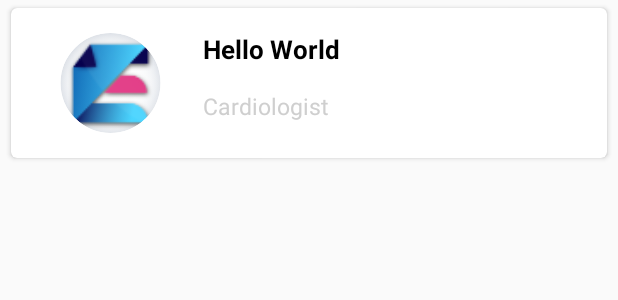
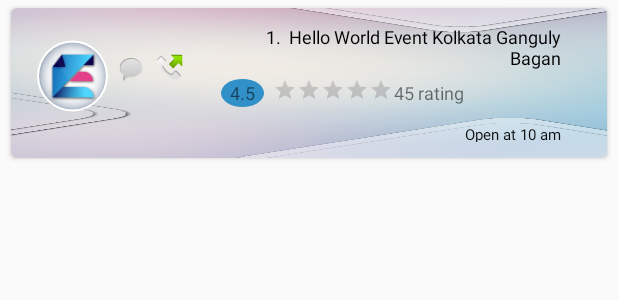
Before and after one commit to sdappz/evntlog, an Android app: the layout partner_adapter.xml on its own in the app's theme, with its tools: preview values and no code run, on a phone screen of 412 x 824 dp. Shown: the top 300 px of the screen. Run offline under Robolectric (Android 15) with nearby library versions, the light colour scheme and no system bars.

Commit message:
Update by SD

```diff
--- a/app/src/main/java/com/swagger/app/adapter/PartnerAdapter.java
+++ b/app/src/main/java/com/swagger/app/adapter/PartnerAdapter.java
@@ -8,6 +8,7 @@ import android.view.View;
 import android.view.ViewGroup;
 import android.widget.ImageView;
 import android.widget.LinearLayout;
+import android.widget.RelativeLayout;
 import android.widget.TextView;
 import android.widget.Toast;
 
@@ -54,7 +55,6 @@ public class PartnerAdapter extends RecyclerView.Adapter<PartnerAdapter.Recycler
                 Intent i = new Intent(ctx, PartnerDetailsActivity.class);
                 i.putExtra("partnerName", pModel.getPartnerName());
                 i.putExtra("partnerService", pModel.getServiceName());
-                sharedPreferenceClass = new SharedPreferenceClass(ctx);
                 i.putExtra("id",pModel.getId());
                 ctx.startActivity(i);
             }
@@ -70,7 +70,7 @@ public class PartnerAdapter extends RecyclerView.Adapter<PartnerAdapter.Recycler
         TextView partnerName;
         ImageView imgPartner;
         TextView serviceName;
-        LinearLayout containerlayout;
+        RelativeLayout containerlayout;
 
 
         public RecyclerViewHolder(View itemView) {
--- a/app/src/main/res/drawable-v24/drawable_circle_theme_blue.xml
+++ b/app/src/main/res/drawable-v24/drawable_circle_theme_blue.xml
@@ -1,7 +1,12 @@
 <?xml version="1.0" encoding="utf-8"?>
-<shape xmlns:android="http://schemas.android.com/apk/res/android" android:shape="oval">
-    <gradient
-        android:startColor="@color/sky"
-        android:endColor="@color/sky"
-        android:angle="180" />
+
+<shape xmlns:android="http://schemas.android.com/apk/res/android"
+    android:shape="oval">
+    <solid android:color="@color/sky" />
+    <stroke
+        android:width="1dp"
+        android:color="@android:color/transparent" />
+    <size
+        android:width="30dp"
+        android:height="30dp" />
 </shape>
--- /dev/null
+++ b/app/src/main/res/drawable/round_edged_shape.xml
@@ -0,0 +1,4 @@
+<?xml version="1.0" encoding="utf-8"?>
+<selector xmlns:android="http://schemas.android.com/apk/res/android">
+
+</selector>
--- a/app/src/main/res/layout/partner_adapter.xml
+++ b/app/src/main/res/layout/partner_adapter.xml
@@ -8,32 +8,60 @@
     android:layout_marginLeft="7dp"
     android:layout_marginRight="7dp"
     android:layout_marginTop="5dp"
-    android:background="@color/white"
     card_view:cardCornerRadius="4dp">
 
-    <LinearLayout
+    <RelativeLayout
         android:id="@+id/containerLayout"
         android:layout_width="match_parent"
-        android:layout_height="wrap_content"
+        android:layout_height="100dp"
+        android:background="@mipmap/background"
+        android:padding="5dp">
+
+        <LinearLayout
+            android:id="@+id/picLayout"
+            android:layout_width="wrap_content"
+            android:layout_height="match_parent"
+            android:layout_alignParentLeft="true"
             android:orientation="horizontal"
             android:padding="10dp"
-        android:weightSum="10">
+            android:weightSum="4">
 
             <de.hdodenhof.circleimageview.CircleImageView
                 android:id="@+id/partnerImage"
                 android:layout_width="0dp"
-            android:layout_height="80dp"
-            android:layout_gravity="right"
-            android:layout_weight="3"
-            android:padding="5dp"
+                android:layout_height="60dp"
+                android:layout_weight="2"
+                android:padding="2dp"
                 android:src="@mipmap/logo"
                 app:civ_border_color="#FFFFFF"
                 app:civ_border_width="1dp" />
 
+            <ImageView
+                android:layout_width="0dp"
+                android:layout_height="20dp"
+                android:layout_marginTop="15dp"
+                android:layout_weight="1"
+                android:adjustViewBounds="true"
+                android:scaleType="centerInside"
+                android:src="@android:drawable/sym_action_chat" />
+
+            <ImageView
+                android:layout_width="0dp"
+                android:layout_height="20dp"
+                android:layout_marginTop="15dp"
+                android:layout_weight="1"
+                android:adjustViewBounds="true"
+                android:scaleType="centerInside"
+                android:src="@android:drawable/sym_call_outgoing" />
+
+
+        </LinearLayout>
+
         <LinearLayout
-            android:layout_width="0dp"
-            android:layout_height="wrap_content"
-            android:layout_weight="7"
+            android:layout_width="wrap_content"
+            android:layout_height="match_parent"
+            android:layout_alignParentRight="true"
+            android:layout_toRightOf="@+id/picLayout"
             android:orientation="vertical"
             android:padding="5dp">
 
@@ -41,31 +69,65 @@
                 android:id="@+id/partnerNameTxt"
                 android:layout_width="wrap_content"
                 android:layout_height="wrap_content"
-                android:text="Hello World"
+                android:gravity="end"
+                android:paddingRight="20dp"
+                android:singleLine="false"
+                android:text="1.  Hello World Event Kolkata Ganguly Bagan"
                 android:textColor="#000000"
-                android:textSize="17sp"
-                android:textStyle="bold" />
+                android:textSize="12sp" />
+
+            <LinearLayout
+                android:layout_width="wrap_content"
+                android:layout_height="wrap_content"
+                android:orientation="horizontal"
+                android:padding="5dp"
+                android:weightSum="7">
+
+                <TextView
+                    android:layout_width="0dp"
+                    android:layout_height="20dp"
+                    android:layout_weight="1"
+                    android:background="@drawable/drawable_circle_theme_blue"
+                    android:gravity="center"
+                    android:text="4.5"
+                    android:textSize="12sp" />
+
+
+                <RatingBar
+                    android:id="@+id/rateBar"
+                    style="@style/Widget.AppCompat.RatingBar.Small"
+                    android:layout_width="0dp"
+                    android:layout_height="wrap_content"
+                    android:layout_marginLeft="5dp"
+                    android:layout_weight="3" />
+
+                <TextView
+                    android:layout_width="0dp"
+                    android:layout_height="wrap_content"
+                    android:layout_weight="3"
+                    android:gravity="center"
+                    android:text="45 rating"
+                    android:textSize="12sp" />
+
+
+            </LinearLayout>
 
             <TextView
                 android:id="@+id/serviceTxt"
                 android:layout_width="wrap_content"
                 android:layout_height="wrap_content"
-                android:layout_marginTop="15dp"
-                android:text="Cardiologist"
-                android:textColor="#cfcfcf"
-                android:textSize="15sp"
+                android:layout_gravity="end"
+                android:layout_marginTop="5dp"
+                android:paddingRight="20dp"
+                android:text="Open at 10 am"
+                android:textColor="#0e0e0e"
+                android:textSize="10sp"
                 android:textStyle="normal" />
 
-           <!-- <RatingBar
-                android:id="@+id/docRateBar"
-                style="@style/Widget.AppCompat.RatingBar.Small"
-                android:layout_width="wrap_content"
-                android:layout_height="wrap_content" />-->
 
         </LinearLayout>
 
 
-
-    </LinearLayout>
+    </RelativeLayout>
 
 </android.support.v7.widget.CardView>
--- a/app/src/main/res/layout/user_layout.xml
+++ b/app/src/main/res/layout/user_layout.xml
@@ -55,7 +55,7 @@
             android:id="@+id/serviceList"
             android:layout_width="match_parent"
             android:layout_height="wrap_content"
-            android:layout_marginTop="10dp"
+            android:layout_marginTop="5dp"
             android:clipToPadding="false"
             android:paddingBottom="60dp">
 
--- a/app/src/main/res/layout/vender_profile_page.xml
+++ b/app/src/main/res/layout/vender_profile_page.xml
@@ -242,7 +242,7 @@
                         android:background="@color/grey_view" />
 
                     <Button
-                        android:id="@+id/btnUpload"
+                        android:id="@+id/btnApproval"
                         android:layout_width="200dp"
                         android:layout_height="wrap_content"
                         android:layout_gravity="center_horizontal"
```
Also changed, not shown: app/src/main/java/com/swagger/app/Common.java (+22 -22 lines), app/src/main/java/com/swagger/app/PartnerDetailsActivity.java (+3 -4 lines), app/src/main/java/com/swagger/app/VenderProfileActivity.java (+88 -39 lines), app/src/main/res/layout/servicegrid_adapter.xml (+27 -3 lines), app/src/main/res/mipmap-hdpi/notification_bell.png (added), app/src/main/res/mipmap-mdpi/notification_bell.png (added), app/src/main/res/mipmap-xhdpi/notification_bell.png (added), app/src/main/res/mipmap-xxhdpi/notification_bell.png (added), app/src/main/res/mipmap-xxxhdpi/notification_bell.png (added). Lines whose indentation alone changed are shown as unchanged.
